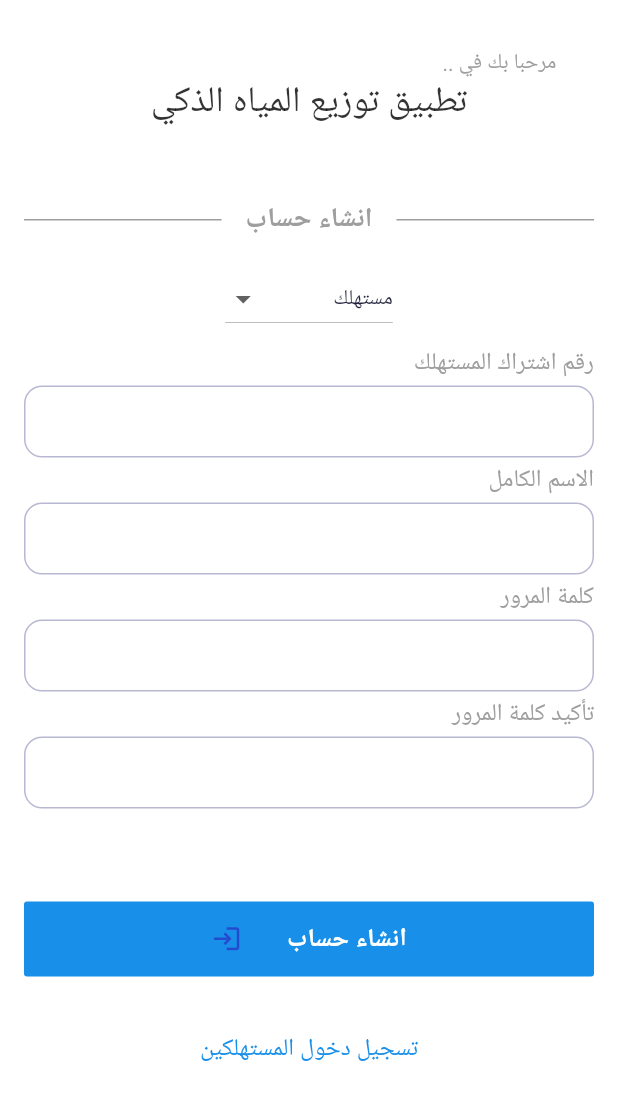
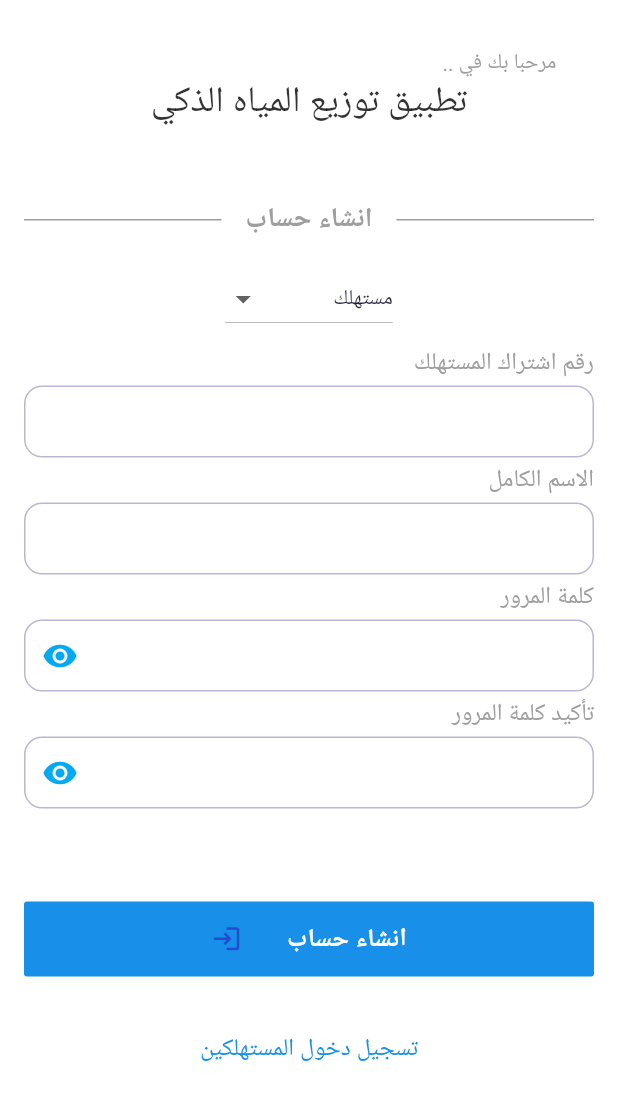
Before and after one commit to rabukhader/Water-Distribution, a Flutter app: the screen it shows after launch, after a tap on "تسجيل دخول الموظفين", after a tap on "انشاء حساب", on a phone screen of 412 x 824 dp, the part 138-1236 px from its top. Run offline on Flutter 3.47's test engine with Material 3 defaults, Android fonts, the phone set to English and light mode, and no system bars; our stand-ins replace another_flushbar, cloud_firestore, event_bus, firebase_auth, firebase_core, flutter_svg and 5 more; accounts and stored records are empty; Roboto replaces fonts that are missing (Poppins).

Commit message:
fix-sign-up-form

```diff
--- a/lib/ui/login_sign_up/login_signup_screen.dart
+++ b/lib/ui/login_sign_up/login_signup_screen.dart
@@ -24,6 +24,7 @@ class LoginSignUpScreen extends StatefulWidget {
 
 class _LoginSignUpScreenState extends State<LoginSignUpScreen> {
   bool _isObscured = true;
+  bool _isConfirmPasswordObscured = true;
   final GlobalKey<FormState> _formState = GlobalKey<FormState>();
   final TextEditingController _email = TextEditingController();
   final TextEditingController _phone = TextEditingController();
@@ -402,8 +403,20 @@ class _LoginSignUpScreenState extends State<LoginSignUpScreen> {
                 return null;
               },
               controller: _password,
-              decoration: const InputDecoration(
+              obscureText: _isObscured,
+              decoration: InputDecoration(
                 border: InputBorder.none,
+                suffixIcon: IconButton(
+                  onPressed: () {
+                    setState(() {
+                      _isObscured = !_isObscured;
+                    });
+                  },
+                  icon: Icon(
+                    _isObscured ? Icons.visibility : Icons.visibility_off,
+                    color: Colors.lightBlue,
+                  ),
+                ),
               ),
             ),
           ),
@@ -425,9 +438,22 @@ class _LoginSignUpScreenState extends State<LoginSignUpScreen> {
                 });
               },
               controller: _confirmPassword,
-              obscureText: true,
-              decoration: const InputDecoration(
+              obscureText: _isConfirmPasswordObscured,
+              decoration: InputDecoration(
                 border: InputBorder.none,
+                suffixIcon: IconButton(
+                  onPressed: () {
+                    setState(() {
+                      _isConfirmPasswordObscured = !_isConfirmPasswordObscured;
+                    });
+                  },
+                  icon: Icon(
+                    _isConfirmPasswordObscured
+                        ? Icons.visibility
+                        : Icons.visibility_off,
+                    color: Colors.lightBlue,
+                  ),
+                ),
               ),
             ),
           ),
@@ -470,5 +496,7 @@ class _LoginSignUpScreenState extends State<LoginSignUpScreen> {
     _password.clear();
     _confirmPassword.clear();
     _registrationNumber.clear();
+    _isObscured = true;
+    _isConfirmPasswordObscured = true;
   }
 }
```
